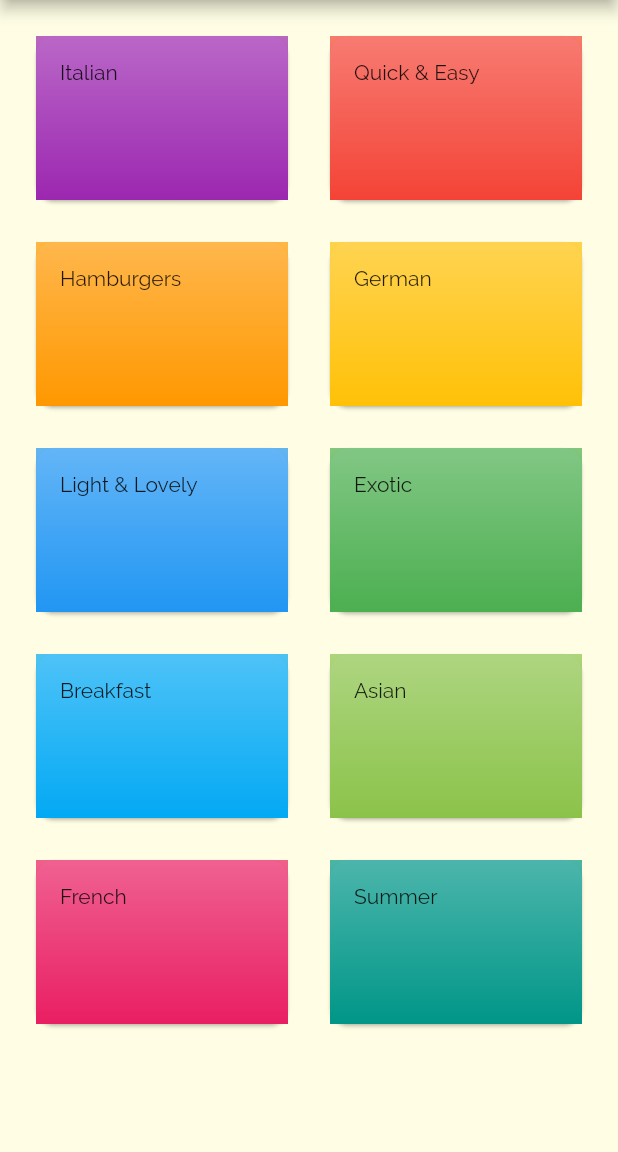
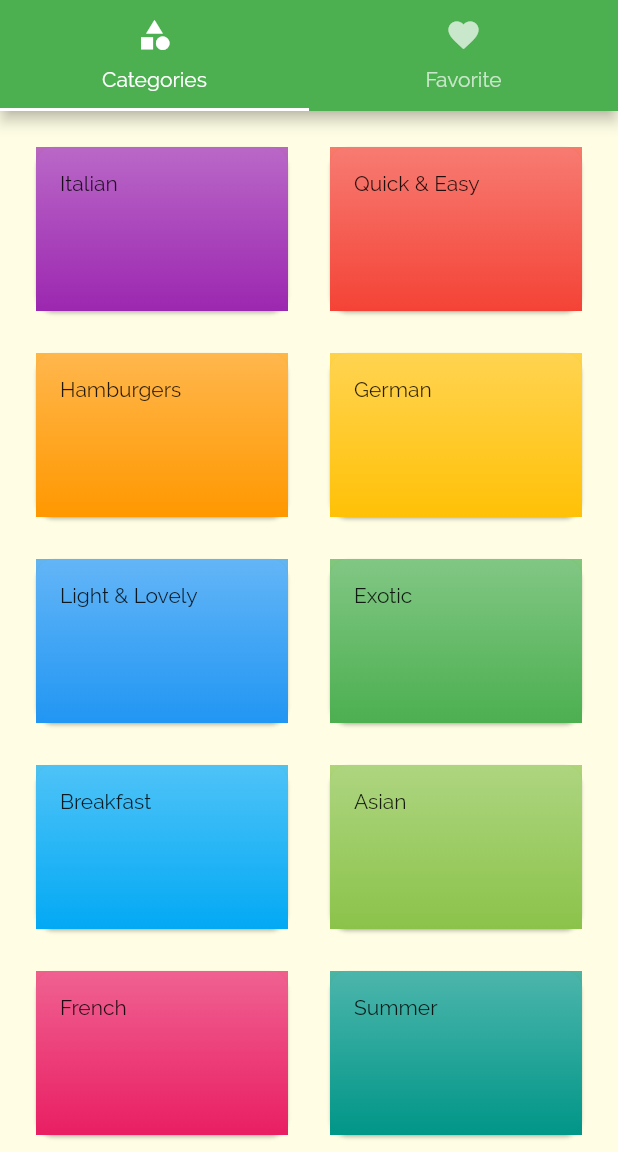
Before and after one commit to JordiiVidal/meals-flutter, a Flutter app: the screen it shows after launch, on a phone screen of 412 x 824 dp, the part 84-1236 px from its top. Run offline on Flutter 3.47's test engine with Material 2 defaults, Android fonts, the phone set to English and light mode, and no system bars.

```diff
--- a/lib/main.dart
+++ b/lib/main.dart
@@ -2,6 +2,7 @@ import 'package:flutter/material.dart';
 import 'package:meals_app/pages/categories_meals_page.dart';
 import 'package:meals_app/pages/categories_page.dart';
 import 'package:meals_app/pages/meal_detail_page.dart';
+import 'package:meals_app/pages/tabs_page.dart';
 
 void main() {
   runApp(MyApp());
@@ -20,13 +21,16 @@ class MyApp extends StatelessWidget {
         fontFamily: 'Raleway',
         visualDensity: VisualDensity.adaptivePlatformDensity,
       ),
-      home: CategoriesPage(),
+      initialRoute: '/',
       routes: {
+        '/': (_) => TabsPage(),
         '/category-meals': (_) => CategoriesMealsPage(),
         '/meal': (_) => MealDetailPage(),
       },
       onUnknownRoute: (settings) {
-        return MaterialPageRoute(builder: (ctx) => CategoriesPage());///ERROR PAGE
+        return MaterialPageRoute(builder: (ctx) => CategoriesPage());
+
+        ///ERROR PAGE
       },
     );
   }
--- a/lib/pages/categories_page.dart
+++ b/lib/pages/categories_page.dart
@@ -7,14 +7,7 @@ class CategoriesPage extends StatelessWidget {
 
   @override
   Widget build(BuildContext context) {
-    return Scaffold(
-      appBar: AppBar(
-        title: Text(
-          'Meals App',
-          style: TextStyle(fontFamily: "RobotoCondensed"),
-        ),
-      ),
-      body: GridView(
+    return GridView(
       padding: const EdgeInsets.all(20),
       gridDelegate: SliverGridDelegateWithMaxCrossAxisExtent(
         maxCrossAxisExtent: 200,
@@ -24,7 +17,6 @@ class CategoriesPage extends StatelessWidget {
       ),
       children:
           DUMMY_CATEGORIES.map((cat) => CategoryItem(category: cat)).toList(),
-      ),
     );
   }
 }
--- /dev/null
+++ b/lib/pages/tabs_page.dart
@@ -0,0 +1,46 @@
+import 'package:flutter/material.dart';
+import 'package:meals_app/pages/categories_page.dart';
+import 'package:meals_app/pages/favorites_page.dart';
+
+class TabsPage extends StatefulWidget {
+  const TabsPage({Key key}) : super(key: key);
+
+  @override
+  _TabsPageState createState() => _TabsPageState();
+}
+
+class _TabsPageState extends State<TabsPage> {
+  @override
+  Widget build(BuildContext context) {
+    return DefaultTabController(
+      length: 2,
+      child: Scaffold(
+        appBar: AppBar(
+          title: Text(
+            'Meals App',
+            style: TextStyle(fontFamily: "RobotoCondensed"),
+          ),
+          bottom: TabBar(
+            indicatorColor: Colors.white,
+            tabs: <Tab>[
+              Tab(
+                icon: Icon(Icons.category),
+                text: 'Categories',
+              ),
+              Tab(
+                icon: Icon(Icons.favorite),
+                text: 'Favorite',
+              ),
+            ],
+          ),
+        ),
+        body: TabBarView(
+          children: <Widget>[
+            CategoriesPage(),
+            FavoritesPage(),
+          ],
+        ),
+      ),
+    );
+  }
+}
```
Also changed, not shown: lib/pages/favorites_page.dart (added, +12 -0 lines), lib/pages/meal_detail_page.dart (+74 -2 lines). Lines whose indentation alone changed are shown as unchanged.
